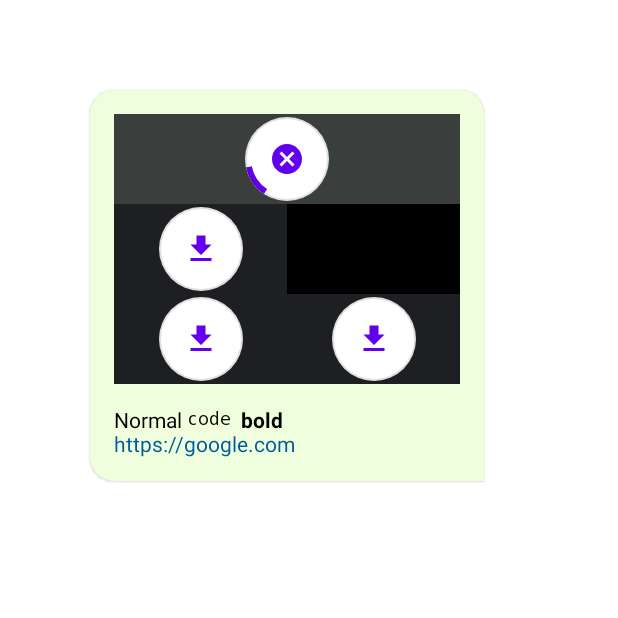
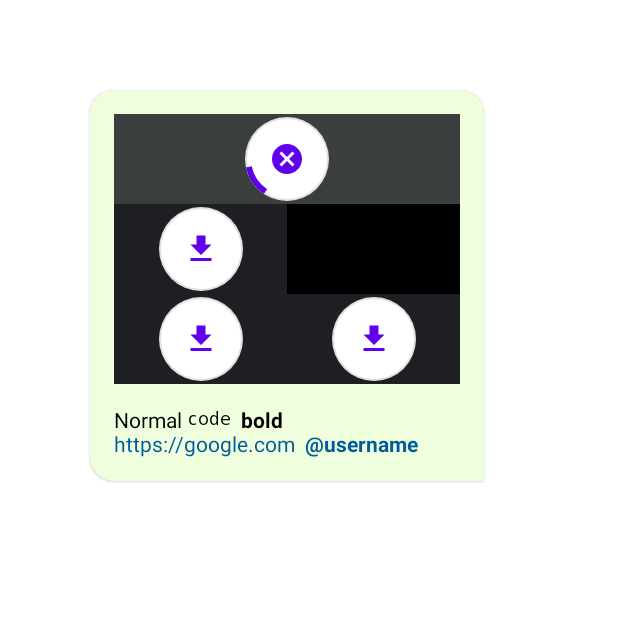
Before and after one commit to Mahmudxon/Telegram-UI-Clone, an Android app built with Jetpack Compose: the screen it shows after launch (PreviewActivity), on a phone screen of 412 x 824 dp, the top half of it. Run offline under Robolectric (Android 15) with nearby library versions, the phone set to English and light mode, and no system bars; our stand-ins replace Dagger/Hilt's generated code; pictures from the network do not load.

Commit message:
Fix Message

```diff
--- a/app/src/main/kotlin/uz/uniconsoft/messanger/presentation/PreviewActivity.kt
+++ b/app/src/main/kotlin/uz/uniconsoft/messanger/presentation/PreviewActivity.kt
@@ -89,7 +89,7 @@ class PreviewActivity : AppCompatActivity() {
             val message = Message()
             message.type = Message.Type.TYPE_PHOTO
             message.attachment = photos
-            message.text = "Normal `code`  *bold*   https://google.com"
+            message.text = "Normal `code`  *bold*   https://google.com  @username"
 
             CompositionLocalProvider(LocalThemeManager provides themeManger) {
                 LazyColumn(modifier = Modifier.fillMaxSize())
```
